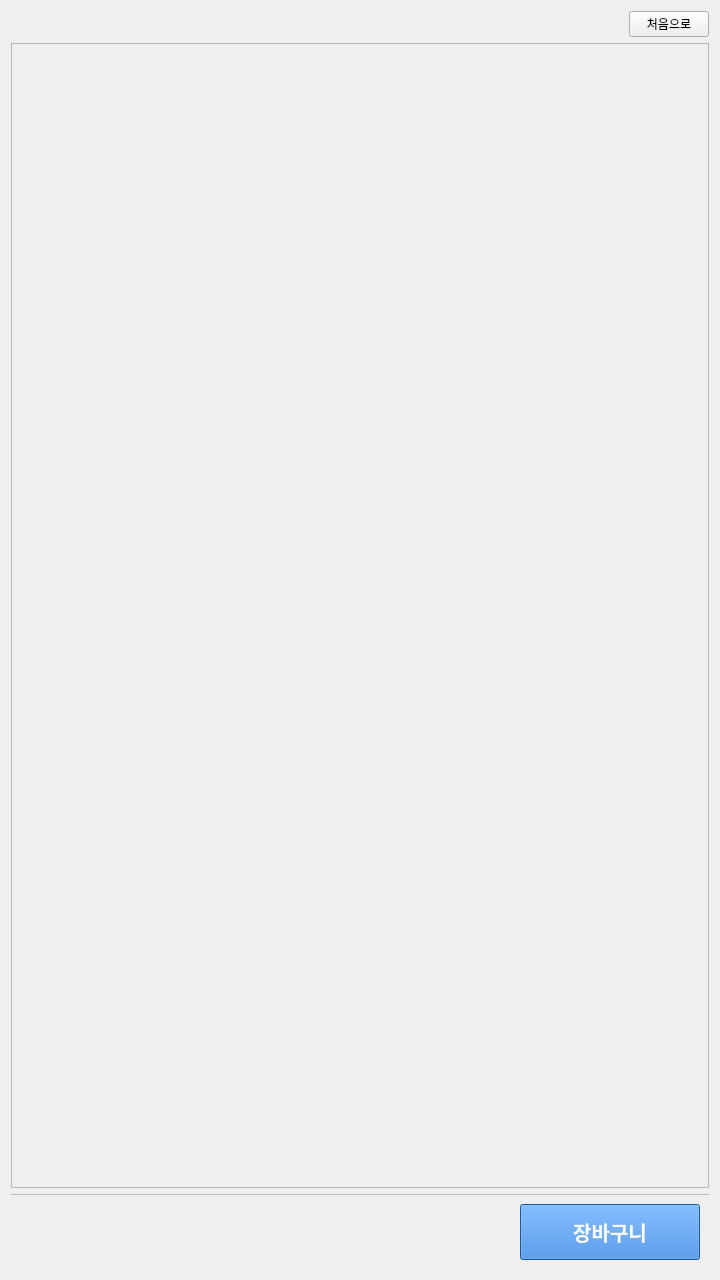
This is qt/client/member.ui in ginjuns/SNAP as Qt 5 draws it before an edit. The edited form follows.
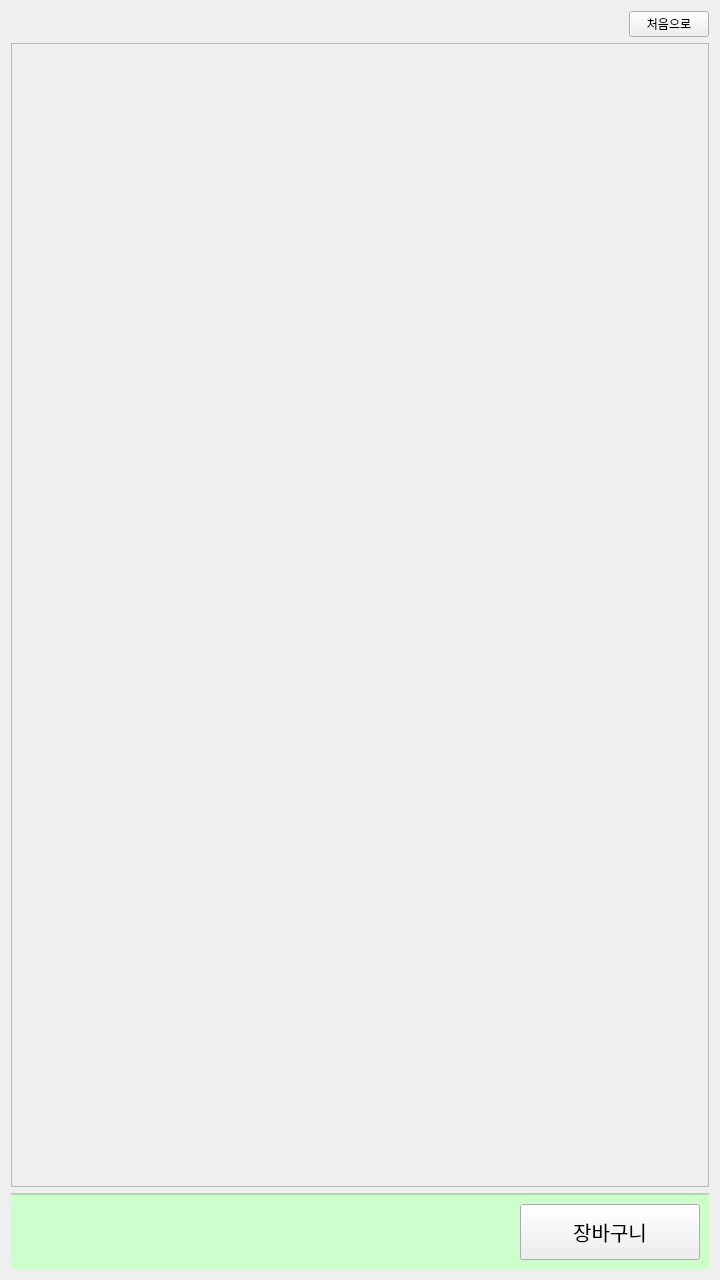
This is the edited form.

Diff of the .ui file:
```diff
--- a/qt/client/member.ui
+++ b/qt/client/member.ui
@@ -62,7 +62,7 @@
    <item>
     <widget class="QFrame" name="bar">
      <property name="styleSheet">
-      <string notr="true">QFrame#bar { border-top: 1px solid #c3c2b7; }</string>
+      <string notr="true">QFrame#bar { border-top: 2px solid #a8dca8; background: #cdffcd; }</string>
      </property>
      <layout class="QHBoxLayout" name="horizontalLayout_2" stretch="1,0,0,0,0,0">
       <item>
@@ -127,7 +127,7 @@
          </size>
         </property>
         <property name="styleSheet">
-         <string notr="true">font-size: 20px; font-weight: bold; background: #2a78d6; color: white;</string>
+         <string notr="true">font-size: 20px;</string>
         </property>
         <property name="text">
          <string>장바구니</string>
```
